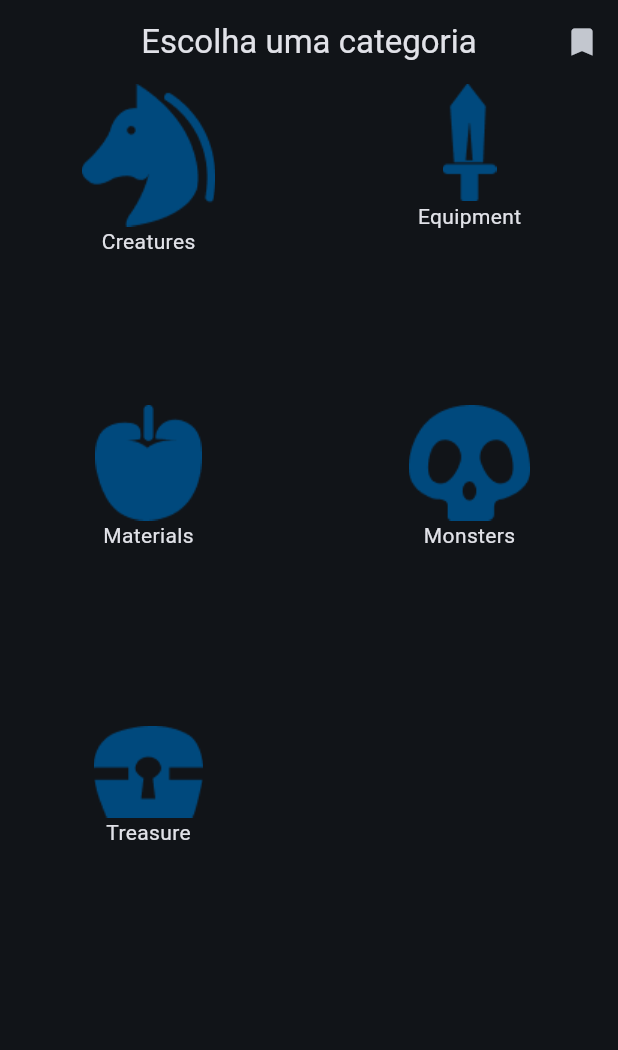
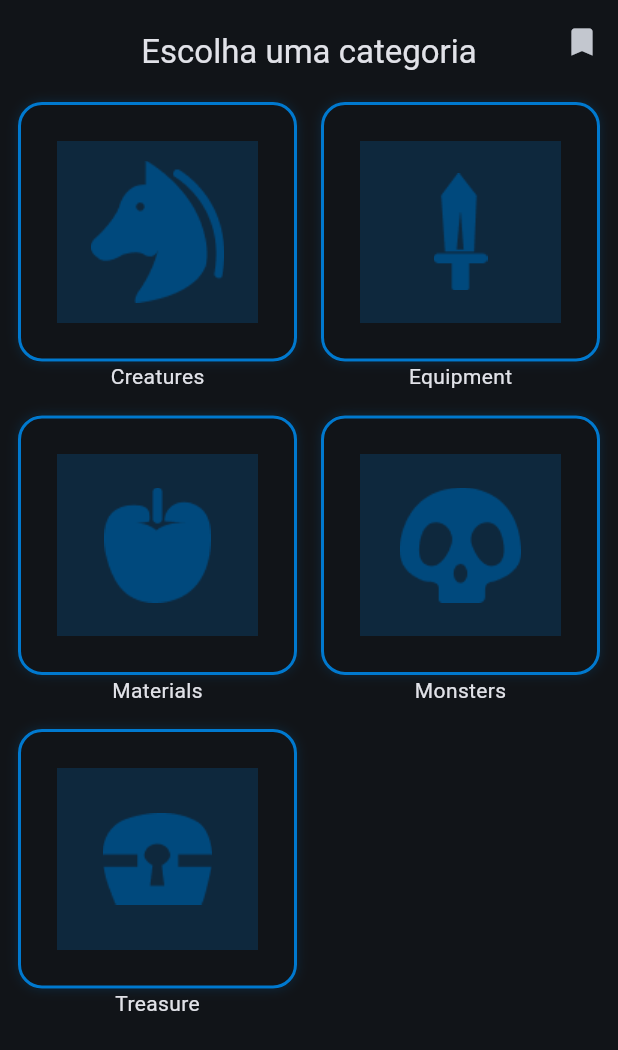
Before and after one commit to msbzz/flutter_hyrule, a Flutter app: the screen it shows after launch, on a phone screen of 412 x 824 dp. Shown: the top 1050 px of the screen. Run offline on Flutter 3.47's test engine with Material 3 defaults, Android fonts, the phone set to English and light mode, and no system bars; our stand-ins replace dio, floor, sqflite; accounts and stored records are empty; generated files the repository leaves out were written again.

Commit message:
padronizando tela de categorias

```diff
--- a/lib/screens/categories.dart
+++ b/lib/screens/categories.dart
@@ -10,7 +10,10 @@ class Categories extends StatelessWidget {
     return SafeArea(
         child: Scaffold(
       appBar: AppBar(
-        title: const Text('Escolha uma categoria'),
+        title:const Padding(
+          padding:  EdgeInsets.only(top:34.0,bottom: 20),
+          child:  Text('Escolha uma categoria'),
+        ),
         centerTitle: true,
         actions: [
           IconButton(onPressed: (){
@@ -18,11 +21,18 @@ class Categories extends StatelessWidget {
           }, icon: const Icon(Icons.bookmark))
         ],
       ),
-      body:GridView(
-        gridDelegate: const SliverGridDelegateWithFixedCrossAxisCount(
-          crossAxisCount: 2,crossAxisSpacing: 16,mainAxisSpacing: 16),
-        children: categoriesMap.keys.map((e)=> Category(category:e)).toList()
-        ),
+      body: Padding(
+        padding: const EdgeInsets.all(12.0),
+        child: GridView(
+            gridDelegate: const SliverGridDelegateWithFixedCrossAxisCount(
+              crossAxisCount: 2,
+              crossAxisSpacing: 16,
+              mainAxisSpacing: 16,
+              mainAxisExtent: 193),
+            children: categoriesMap.keys.map((e)=> Category(category:e)).toList()
+            ),
+      ),
+
     ));
   }
 }
--- a/lib/screens/components/category.dart
+++ b/lib/screens/components/category.dart
@@ -1,4 +1,5 @@
 import 'package:flutter/material.dart';
+import 'package:flutter/widgets.dart';
 import 'package:hyrule/screens/results/results.dart';
 import 'package:hyrule/utils/consts/categories.dart';
 
@@ -9,12 +10,28 @@ class Category extends StatelessWidget {
   Widget build(BuildContext context) {
     return Column(
       children: [
-        InkWell(
-          onTap: () {
-            Navigator.push(context, MaterialPageRoute(builder:(context)=> Results(category:category)));
-          },
-          child: Ink(
-            child: Center(child: Image.asset('$imagePath$category.png')),
+        Flexible(
+          child: InkWell(
+            onTap: () {
+              Navigator.push(
+                  context,
+                  MaterialPageRoute(
+                      builder: (context) => Results(category: category)));
+            },
+            borderRadius: BorderRadius.circular(16.0),
+            child: Ink(
+              decoration: BoxDecoration(
+                  borderRadius: BorderRadius.circular(16.0),
+                  border:
+                      Border.all(width: 2.0, color: const Color(0xFF0079CF)),
+                  boxShadow: [
+                    BoxShadow(
+                        blurRadius: 6.0,
+                        color: const Color(0xFF0079CF).withOpacity(0.2),
+                        blurStyle: BlurStyle.outer),
+                  ]),
+              child: Center(child: Image.asset('$imagePath$category.png')),
+            ),
           ),
         ),
         Text(categoriesMap[category]!),
```
